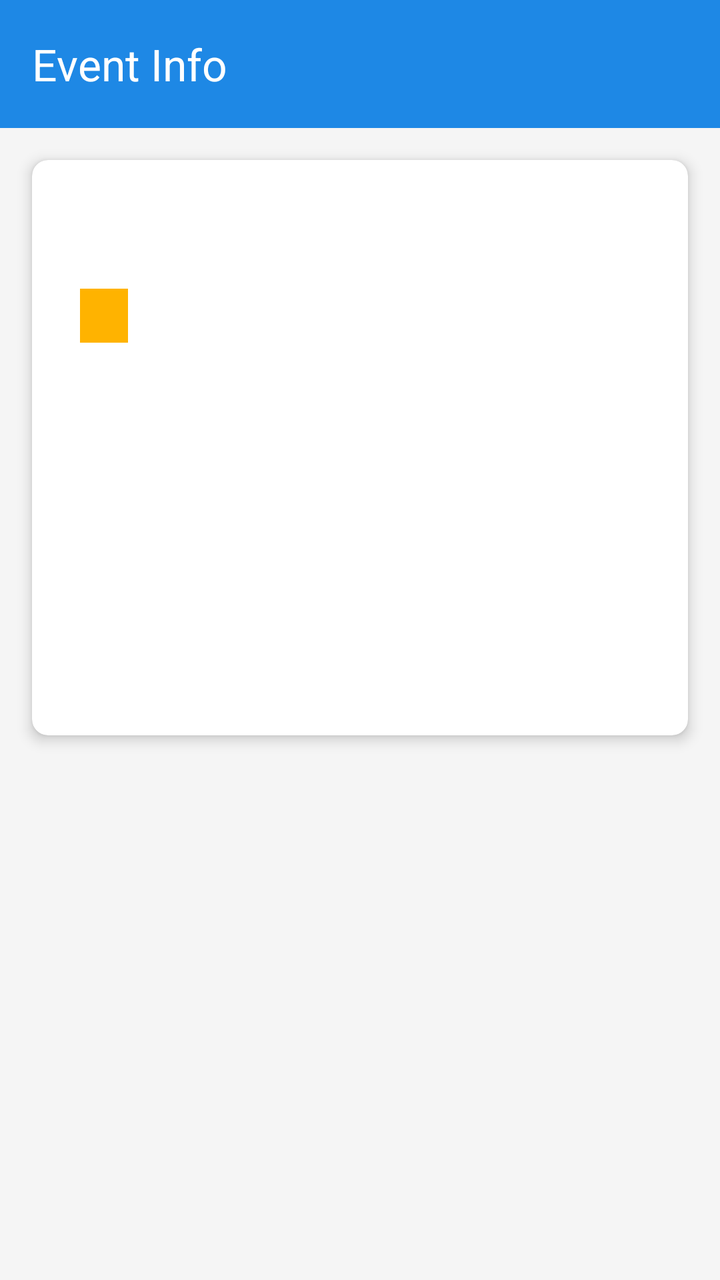
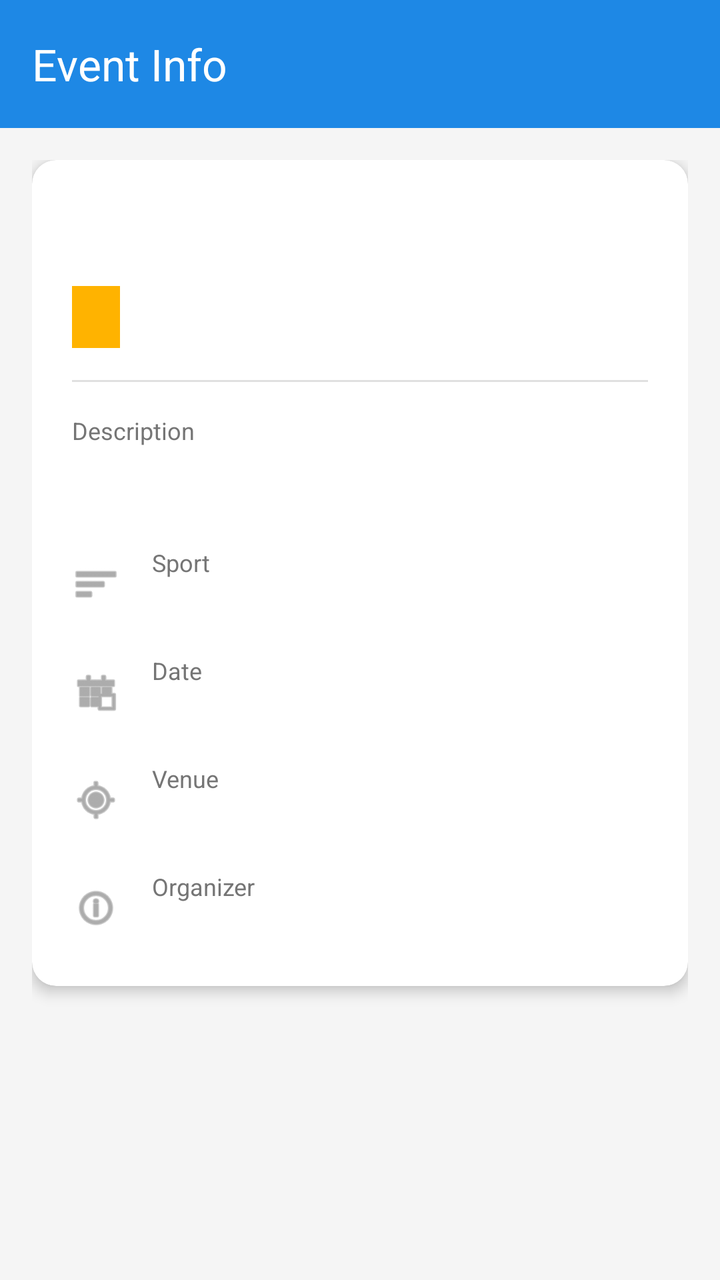

Two renders of the same Android screen: before a commit and after it. Below are the layout's source before the change and the commit's diff.
<!-- AndroidManifest.xml: application theme Theme.SPORTSHUB -->
<!-- res/layout/activity_event_detail.xml -->
<?xml version="1.0" encoding="utf-8"?>
<LinearLayout xmlns:android="http://schemas.android.com/apk/res/android"
    xmlns:app="http://schemas.android.com/apk/res-auto"
    android:layout_width="match_parent"
    android:layout_height="match_parent"
    android:orientation="vertical"
    android:background="@color/background">

    <androidx.appcompat.widget.Toolbar
        android:id="@+id/toolbarEventDetail"
        android:layout_width="match_parent"
        android:layout_height="?attr/actionBarSize"
        android:background="@color/primary"
        android:theme="@style/ThemeOverlay.AppCompat.Dark.ActionBar"
        app:popupTheme="@style/ThemeOverlay.AppCompat.Light"
        app:title="Event Info"
        app:titleTextColor="@color/white" />

    <ScrollView
        android:layout_width="match_parent"
        android:layout_height="match_parent">

        <androidx.cardview.widget.CardView
            android:layout_width="match_parent"
            android:layout_height="wrap_content"
            android:layout_margin="16dp"
            app:cardCornerRadius="8dp"
            app:cardElevation="4dp">

            <LinearLayout
                android:layout_width="match_parent"
                android:layout_height="wrap_content"
                android:orientation="vertical"
                android:padding="24dp">

                <TextView
                    android:id="@+id/tvDetEventName"
                    android:layout_width="match_parent"
                    android:layout_height="wrap_content"
                    android:textColor="@color/primary"
                    android:textSize="24sp"
                    android:textStyle="bold"
                    android:layout_marginBottom="8dp"/>

                <TextView
                    android:id="@+id/tvDetEventStatus"
                    android:layout_width="wrap_content"
                    android:layout_height="wrap_content"
                    android:background="@color/secondary"
                    android:textColor="@color/white"
                    android:paddingHorizontal="12dp"
                    android:paddingVertical="4dp"
                    android:textSize="14sp"
                    android:textStyle="bold"
                    android:layout_marginBottom="16dp"/>

                <TextView
                    android:id="@+id/tvDetEventDesc"
                    android:layout_width="match_parent"
                    android:layout_height="wrap_content"
                    android:textColor="@color/text_primary"
                    android:textSize="16sp"
                    android:textStyle="italic"
                    android:layout_marginBottom="16dp"/>

                <TextView
                    android:id="@+id/tvDetEventSport"
                    android:layout_width="match_parent"
                    android:layout_height="wrap_content"
                    android:textColor="@color/text_primary"
                    android:textSize="16sp"
                    android:layout_marginBottom="8dp"/>

                <TextView
                    android:id="@+id/tvDetEventDate"
                    android:layout_width="match_parent"
                    android:layout_height="wrap_content"
                    android:textColor="@color/text_primary"
                    android:textSize="16sp"
                    android:layout_marginBottom="8dp"/>

                <TextView
                    android:id="@+id/tvDetEventVenue"
                    android:layout_width="match_parent"
                    android:layout_height="wrap_content"
                    android:textColor="@color/text_primary"
                    android:textSize="16sp"
                    android:layout_marginBottom="8dp"/>

                <TextView
                    android:id="@+id/tvDetEventOrganizer"
                    android:layout_width="match_parent"
                    android:layout_height="wrap_content"
                    android:textColor="@color/text_primary"
                    android:textSize="16sp"
                    android:layout_marginBottom="8dp"/>

            </LinearLayout>
        </androidx.cardview.widget.CardView>
    </ScrollView>
</LinearLayout>
<!-- resources referenced by this layout -->
<resources>
  <color name="background">#F5F5F5</color>
  <color name="primary">#1E88E5</color>
  <color name="secondary">#FFB300</color>
  <color name="text_primary">#212121</color>
  <color name="white">#FFFFFFFF</color>
  <style name="Theme.SPORTSHUB" parent="Base.Theme.SPORTSHUB" />
  <style name="Base.Theme.SPORTSHUB" parent="Theme.Material3.DayNight.NoActionBar">
          
          
      </style>
</resources>

<!-- the commit's change to res/layout/activity_event_detail.xml (unified diff, before → after) -->
@@ -20,82 +20,200 @@
         android:layout_width="match_parent"
         android:layout_height="match_parent">
 
-        <androidx.cardview.widget.CardView
+        <LinearLayout
             android:layout_width="match_parent"
             android:layout_height="wrap_content"
-            android:layout_margin="16dp"
-            app:cardCornerRadius="8dp"
-            app:cardElevation="4dp">
-
-            <LinearLayout
+            android:orientation="vertical"
+            android:padding="16dp">
+
+            <androidx.cardview.widget.CardView
                 android:layout_width="match_parent"
                 android:layout_height="wrap_content"
-                android:orientation="vertical"
-                android:padding="24dp">
-
-                <TextView
-                    android:id="@+id/tvDetEventName"
+                app:cardCornerRadius="12dp"
+                app:cardElevation="4dp"
+                android:layout_marginBottom="16dp">
+
+                <LinearLayout
                     android:layout_width="match_parent"
                     android:layout_height="wrap_content"
-                    android:textColor="@color/primary"
-                    android:textSize="24sp"
-                    android:textStyle="bold"
-                    android:layout_marginBottom="8dp"/>
-
-                <TextView
-                    android:id="@+id/tvDetEventStatus"
-                    android:layout_width="wrap_content"
-                    android:layout_height="wrap_content"
-                    android:background="@color/secondary"
-                    android:textColor="@color/white"
-                    android:paddingHorizontal="12dp"
-                    android:paddingVertical="4dp"
-                    android:textSize="14sp"
-                    android:textStyle="bold"
-                    android:layout_marginBottom="16dp"/>
-
-                <TextView
-                    android:id="@+id/tvDetEventDesc"
-                    android:layout_width="match_parent"
-                    android:layout_height="wrap_content"
-                    android:textColor="@color/text_primary"
-                    android:textSize="16sp"
-                    android:textStyle="italic"
-                    android:layout_marginBottom="16dp"/>
-
-                <TextView
-                    android:id="@+id/tvDetEventSport"
-                    android:layout_width="match_parent"
-                    android:layout_height="wrap_content"
-                    android:textColor="@color/text_primary"
-                    android:textSize="16sp"
-                    android:layout_marginBottom="8dp"/>
-
-                <TextView
-                    android:id="@+id/tvDetEventDate"
-                    android:layout_width="match_parent"
-                    android:layout_height="wrap_content"
-                    android:textColor="@color/text_primary"
-                    android:textSize="16sp"
-                    android:layout_marginBottom="8dp"/>
-
-                <TextView
-                    android:id="@+id/tvDetEventVenue"
-                    android:layout_width="match_parent"
-                    android:layout_height="wrap_content"
-                    android:textColor="@color/text_primary"
-                    android:textSize="16sp"
-                    android:layout_marginBottom="8dp"/>
-
-                <TextView
-                    android:id="@+id/tvDetEventOrganizer"
-                    android:layout_width="match_parent"
-                    android:layout_height="wrap_content"
-                    android:textColor="@color/text_primary"
-                    android:textSize="16sp"
-                    android:layout_marginBottom="8dp"/>
-
-            </LinearLayout>
-        </androidx.cardview.widget.CardView>
+                    android:orientation="vertical"
+                    android:padding="20dp">
+
+                    <TextView
+                        android:id="@+id/tvDetEventName"
+                        android:layout_width="match_parent"
+                        android:layout_height="wrap_content"
+                        android:textColor="@color/primary_dark"
+                        android:textSize="26sp"
+                        android:textStyle="bold"
+                        android:layout_marginBottom="8dp"/>
+
+                    <TextView
+                        android:id="@+id/tvDetEventStatus"
+                        android:layout_width="wrap_content"
+                        android:layout_height="wrap_content"
+                        android:background="@color/secondary"
+                        android:textColor="@color/white"
+                        android:paddingHorizontal="12dp"
+                        android:paddingVertical="6dp"
+                        android:textSize="14sp"
+                        android:textStyle="bold"
+                        android:layout_marginBottom="16dp"/>
+
+                    <View
+                        android:layout_width="match_parent"
+                        android:layout_height="1dp"
+                        android:background="#E0E0E0"
+                        android:layout_marginBottom="16dp"/>
+
+                    <TextView
+                        android:layout_width="wrap_content"
+                        android:layout_height="wrap_content"
+                        android:text="Description"
+                        android:textSize="12sp"
+                        android:textColor="@color/text_secondary"
+                        android:layout_marginBottom="4dp"/>
+                    <TextView
+                        android:id="@+id/tvDetEventDesc"
+                        android:layout_width="match_parent"
+                        android:layout_height="wrap_content"
+                        android:textColor="@color/text_primary"
+                        android:textSize="16sp"
+                        android:layout_marginBottom="24dp"/>
+
+                    <LinearLayout
+                        android:layout_width="match_parent"
+                        android:layout_height="wrap_content"
+                        android:orientation="horizontal"
+                        android:gravity="center_vertical"
+                        android:layout_marginBottom="16dp">
+                        <ImageView
+                            android:layout_width="24dp"
+                            android:layout_height="24dp"
+                            android:src="@android:drawable/ic_menu_sort_by_size"
+                            app:tint="@color/text_secondary"
+                            android:layout_marginEnd="16dp"
+                            android:importantForAccessibility="no" />
+                        <LinearLayout
+                            android:layout_width="match_parent"
+                            android:layout_height="wrap_content"
+                            android:orientation="vertical">
+                            <TextView
+                                android:layout_width="wrap_content"
+                                android:layout_height="wrap_content"
+                                android:text="Sport"
+                                android:textSize="12sp"
+                                android:textColor="@color/text_secondary"/>
+                            <TextView
+                                android:id="@+id/tvDetEventSport"
+                                android:layout_width="match_parent"
+                                android:layout_height="wrap_content"
+                                android:textColor="@color/text_primary"
+                                android:textSize="16sp"
+                                android:textStyle="bold"/>
+                        </LinearLayout>
+                    </LinearLayout>
+
+                    <LinearLayout
+                        android:layout_width="match_parent"
+                        android:layout_height="wrap_content"
+                        android:orientation="horizontal"
+                        android:gravity="center_vertical"
+                        android:layout_marginBottom="16dp">
+                        <ImageView
+                            android:layout_width="24dp"
+                            android:layout_height="24dp"
+                            android:src="@android:drawable/ic_menu_today"
+                            app:tint="@color/text_secondary"
+                            android:layout_marginEnd="16dp"
+                            android:importantForAccessibility="no" />
+                        <LinearLayout
+                            android:layout_width="match_parent"
+                            android:layout_height="wrap_content"
+                            android:orientation="vertical">
+                            <TextView
+                                android:layout_width="wrap_content"
+                                android:layout_height="wrap_content"
+                                android:text="Date"
+                                android:textSize="12sp"
+                                android:textColor="@color/text_secondary"/>
+                            <TextView
+                                android:id="@+id/tvDetEventDate"
+                                android:layout_width="match_parent"
+                                android:layout_height="wrap_content"
+                                android:textColor="@color/text_primary"
+                                android:textSize="16sp"
+                                android:textStyle="bold"/>
+                        </LinearLayout>
+                    </LinearLayout>
+
+                    <LinearLayout
+                        android:layout_width="match_parent"
+                        android:layout_height="wrap_content"
+                        android:orientation="horizontal"
+                        android:gravity="center_vertical"
+                        android:layout_marginBottom="16dp">
+                        <ImageView
+                            android:layout_width="24dp"
+                            android:layout_height="24dp"
+                            android:src="@android:drawable/ic_menu_mylocation"
+                            app:tint="@color/text_secondary"
+                            android:layout_marginEnd="16dp"
+                            android:importantForAccessibility="no" />
+                        <LinearLayout
+                            android:layout_width="match_parent"
+                            android:layout_height="wrap_content"
+                            android:orientation="vertical">
+                            <TextView
+                                android:layout_width="wrap_content"
+                                android:layout_height="wrap_content"
+                                android:text="Venue"
+                                android:textSize="12sp"
+                                android:textColor="@color/text_secondary"/>
+                            <TextView
+                                android:id="@+id/tvDetEventVenue"
+                                android:layout_width="match_parent"
+                                android:layout_height="wrap_content"
+                                android:textColor="@color/text_primary"
+                                android:textSize="16sp"
+                                android:textStyle="bold"/>
+                        </LinearLayout>
+                    </LinearLayout>
+
+                    <LinearLayout
+                        android:layout_width="match_parent"
+                        android:layout_height="wrap_content"
+                        android:orientation="horizontal"
+                        android:gravity="center_vertical">
+                        <ImageView
+                            android:layout_width="24dp"
+                            android:layout_height="24dp"
+                            android:src="@android:drawable/ic_menu_info_details"
+                            app:tint="@color/text_secondary"
+                            android:layout_marginEnd="16dp"
+                            android:importantForAccessibility="no" />
+                        <LinearLayout
+                            android:layout_width="match_parent"
+                            android:layout_height="wrap_content"
+                            android:orientation="vertical">
+                            <TextView
+                                android:layout_width="wrap_content"
+                                android:layout_height="wrap_content"
+                                android:text="Organizer"
+                                android:textSize="12sp"
+                                android:textColor="@color/text_secondary"/>
+                            <TextView
+                                android:id="@+id/tvDetEventOrganizer"
+                                android:layout_width="match_parent"
+                                android:layout_height="wrap_content"
+                                android:textColor="@color/text_primary"
+                                android:textSize="16sp"
+                                android:textStyle="bold"/>
+                        </LinearLayout>
+                    </LinearLayout>
+
+                </LinearLayout>
+            </androidx.cardview.widget.CardView>
+        </LinearLayout>
     </ScrollView>
 </LinearLayout>
<!-- resource entries referenced after the edit -->
@@ -2,8 +2,10 @@
 <resources>
   <color name="background">#F5F5F5</color>
   <color name="primary">#1E88E5</color>
+  <color name="primary_dark">#1565C0</color>
   <color name="secondary">#FFB300</color>
   <color name="text_primary">#212121</color>
+  <color name="text_secondary">#757575</color>
   <color name="white">#FFFFFFFF</color>
   <style name="Theme.SPORTSHUB" parent="Base.Theme.SPORTSHUB" />
   <style name="Base.Theme.SPORTSHUB" parent="Theme.Material3.DayNight.NoActionBar">
